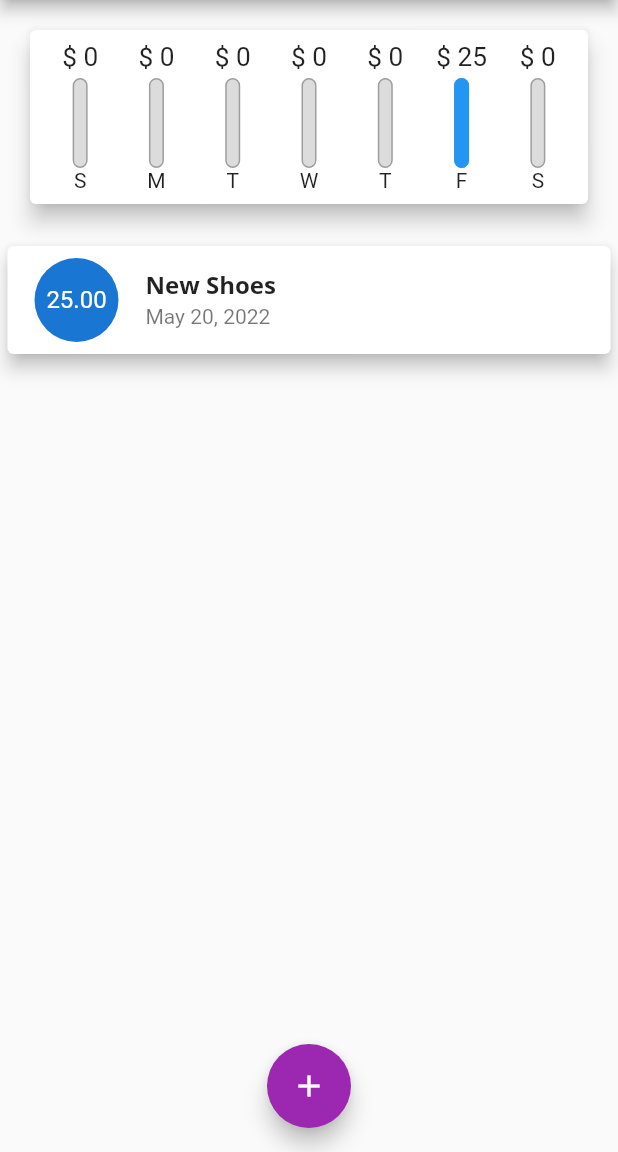
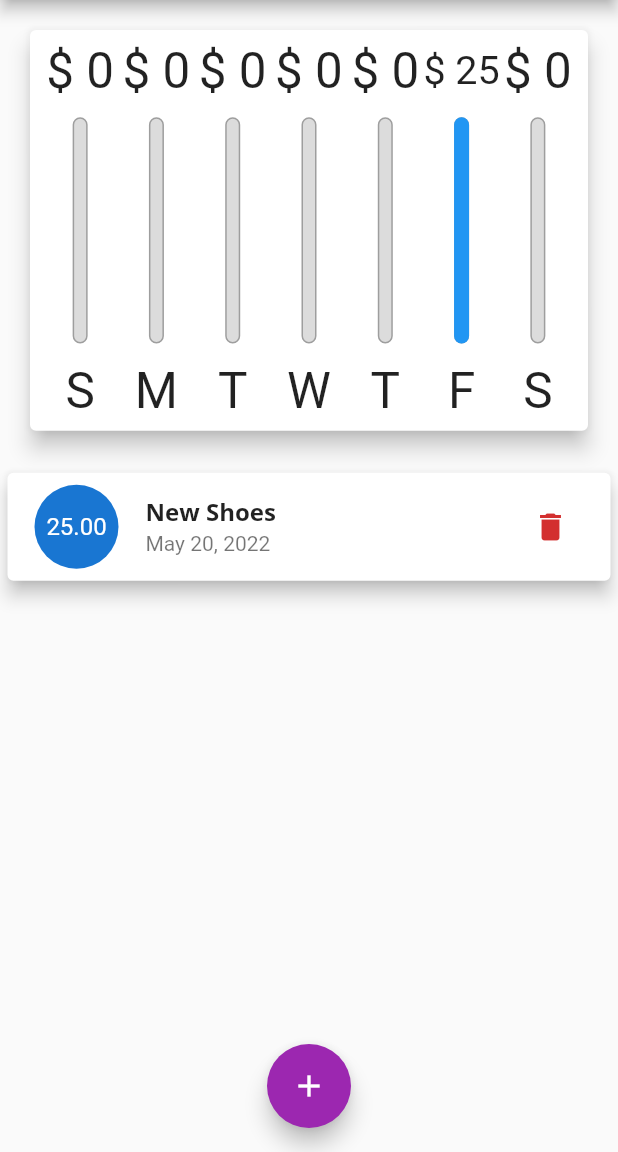
Before and after one commit to CodingEyes6/Personal-Expense-Tracker, a Flutter app: the screen it shows after launch, on a phone screen of 412 x 824 dp, the part 84-1236 px from its top. Run offline on Flutter 3.47's test engine with Material 2 defaults, Android fonts, the phone set to English and light mode, and no system bars; missing offline and left inert: dart:ffi.

Commit message:
make app responsive

```diff
--- a/lib/main.dart
+++ b/lib/main.dart
@@ -1,52 +1,21 @@
-
 import 'package:flutter/material.dart';
+import 'package:flutter/services.dart';
 import './widgets/transaction_list.dart';
 import './widgets/new_transaction.dart';
 import './models/transaction.dart';
 import './widgets/chart.dart';
 
 void main() {
-  runApp(MyApp());
+
+  // block landsace mode
+  // WidgetsFlutterBinding.ensureInitialized();
+  // SystemChrome.setPreferredOrientations(
+  //   [DeviceOrientation.portraitUp, DeviceOrientation.portraitDown],
+  // );
+  runApp(App());
 }
 
-class MyApp extends StatefulWidget {
-  @override
-  State<MyApp> createState() => _MyAppState();
-}
-
-class _MyAppState extends State<MyApp> {
-  final List<Transaction> _userTransactions = [
-    Transaction(id: "t1", title: "New Shoes", amount: 25, date: DateTime.now().subtract(const Duration(days: 1))),
-    // Transaction(
-    //     id: "t2", title: "Weekly Groceries", amount: 90, date: DateTime.now()),
-  ];
-  void _addTransaction(String title, double amount) {
-
-
-
-    setState(() {
-      Transaction tx = Transaction(
-          id: "1", title: title, amount: amount, date: DateTime.now());
-      _userTransactions.add(tx);
-    });
-  }
-
-  List<Transaction> get _recentTransaction{
-    return _userTransactions.where((tx){
-      return tx.date.isAfter(DateTime.now().subtract(const Duration(days: 7)));
-    }).toList();
-
-  }
-
-  void _startAddNewTransaction(BuildContext ctx) {
-
-    showModalBottomSheet(
-        context: ctx,
-        builder: (bCtx) {
-          return NewTransaction(_addTransaction);
-        });
-  }
-
+class App extends StatelessWidget {
   @override
   Widget build(BuildContext context) {
     return MaterialApp(
@@ -70,23 +39,75 @@ class _MyAppState extends State<MyApp> {
           fontFamily: "OpenSans",
           fontWeight: FontWeight.bold,
           fontSize: 20.0,
-             )
-            ),
+        )),
         textTheme: ThemeData.light().textTheme.copyWith(
               headline6: const TextStyle(
                   fontFamily: 'OpenSans',
                   fontSize: 16.0,
-                fontWeight: FontWeight.bold
-              ),
-              button: const TextStyle(
-                color: Colors.white
+                  fontWeight: FontWeight.bold),
+              button:
+                  const TextStyle(color: Colors.white, fontFamily: 'QuickSand'),
             ),
       ),
-      ),
-      home: Scaffold(
-        // backgroundColor: Colors.green,
+      home: MyApp(),
+    );
+  }
+}
 
-        appBar: AppBar(
+class MyApp extends StatefulWidget {
+  @override
+  State<MyApp> createState() => _MyAppState();
+}
+
+class _MyAppState extends State<MyApp> {
+  final List<Transaction> _userTransactions = [
+    Transaction(
+        id: "t1",
+        title: "New Shoes",
+        amount: 25,
+        date: DateTime.now().subtract(const Duration(days: 1))),
+    // Transaction(
+    //     id: "t2", title: "Weekly Groceries", amount: 90, date: DateTime.now()),
+  ];
+  void _addTransaction(String title, double amount, DateTime date) {
+    setState(() {
+      Transaction tx = Transaction(
+          id: DateTime.now().toString(),
+          title: title,
+          amount: amount,
+          date: date);
+      _userTransactions.add(tx);
+    });
+  }
+bool _showChart = false;
+  void deleteTransaction(String id) {
+    setState(() {
+      _userTransactions.removeWhere((element) {
+        return element.id == id;
+      });
+    });
+  }
+
+  List<Transaction> get _recentTransaction {
+    return _userTransactions.where((tx) {
+      return tx.date.isAfter(DateTime.now().subtract(const Duration(days: 7)));
+    }).toList();
+  }
+
+  void _startAddNewTransaction(BuildContext ctx) {
+    showModalBottomSheet(
+        context: ctx,
+        builder: (bCtx) {
+          return NewTransaction(_addTransaction);
+        });
+  }
+
+  @override
+  Widget build(BuildContext context) {
+
+ final isLandScape = MediaQuery.of(context).orientation == Orientation.landscape;
+
+    final appBar = AppBar(
       actions: [
         // IconButton(
         //     onPressed: () => _startAddNewTransaction(context),
@@ -105,12 +126,52 @@ class _MyAppState extends State<MyApp> {
         //   fontWeight: FontWeight.w700
         // ),
       ),
+    );
+final txListCode =  Container(
+              height: (MediaQuery.of(context).size.height -
+                      appBar.preferredSize.height -
+                      MediaQuery.of(context).padding.top) *
+                  0.6,
+              child: TransactionList(
+                transactions: _userTransactions,
+                deleteTransaction: deleteTransaction,
               ),
+            );
+    return Scaffold(
+      // backgroundColor: Colors.green,
+
+      appBar: appBar,
       body: SingleChildScrollView(
         child: Column(
           children: [
-              Chart(_recentTransaction),
-              TransactionList(transactions: _userTransactions)
+            Row(
+              mainAxisAlignment: MainAxisAlignment.center,
+              children: [
+                if(isLandScape)
+                const Text('Show chart'),
+                if(isLandScape) Switch(value: _showChart, onChanged: (value){
+                  setState(() {
+                    _showChart = value;
+                  });
+                })
+              ],
+            ),
+            if(!isLandScape) Container(
+              height: (MediaQuery.of(context).size.height -
+                      appBar.preferredSize.height -
+                      MediaQuery.of(context).padding.top) *
+                  0.4,
+              child: Chart(_recentTransaction),
+            ),
+            if(!isLandScape) txListCode,
+          if(isLandScape) _showChart ? Container(
+              height: (MediaQuery.of(context).size.height -
+                      appBar.preferredSize.height -
+                      MediaQuery.of(context).padding.top) *
+                  0.7,
+              child: Chart(_recentTransaction),
+            ) : txListCode
+
           ],
         ),
       ),
@@ -120,10 +181,10 @@ class _MyAppState extends State<MyApp> {
                 child: const Icon(Icons.add),
               )),
       floatingActionButtonLocation: FloatingActionButtonLocation.centerFloat,
-      ),
-      debugShowCheckedModeBanner: false,
     );
   }
+
+
 
   // Widget showChart() {
   //   return Container(
--- a/lib/widgets/chart.dart
+++ b/lib/widgets/chart.dart
@@ -44,7 +44,7 @@ class Chart extends StatelessWidget {
 
   @override
   Widget build(BuildContext context) {
-    print(DateTime.now());
+
     return Card(
 
       elevation: 6,
--- a/lib/widgets/chart_bar.dart
+++ b/lib/widgets/chart_bar.dart
@@ -12,19 +12,20 @@ class ChartBar extends StatelessWidget {
 
   @override
   Widget build(BuildContext context) {
+    return LayoutBuilder(builder: (ctx, constraints) {
       return Column(
         children: [
           SizedBox(
-          height: 20,
+            height: constraints.maxHeight * 0.15,
             child: FittedBox(
               child: Text('\$ ${spendingAmount.toStringAsFixed(0)}'),
             ),
           ),
-        const SizedBox(
-          height: 4,
+          SizedBox(
+            height: constraints.maxHeight * 0.05,
           ),
           Container(
-          height: 60,
+            height: constraints.maxHeight * 0.6,
             width: 10,
             child: Stack(
               children: [
@@ -47,8 +48,15 @@ class ChartBar extends StatelessWidget {
               ],
             ),
           ),
-        Text(label),
+          SizedBox(
+            height: constraints.maxHeight * 0.05,
+          ),
+          Container(
+            height: constraints.maxHeight * 0.15,
+            child: FittedBox(child: Text(label)),
+          ),
         ],
       );
+    });
   }
 }
--- a/lib/widgets/transaction_list.dart
+++ b/lib/widgets/transaction_list.dart
@@ -4,19 +4,22 @@ import 'package:intl/intl.dart';
 
 class TransactionList extends StatelessWidget {
   final List<Transaction> transactions;
-  const TransactionList({required this.transactions});
+  final Function deleteTransaction;
+  const TransactionList(
+      {required this.transactions, required this.deleteTransaction});
 
   @override
   Widget build(BuildContext context) {
     return (transactions.isNotEmpty)
         ? SizedBox(
-            height: 300,
+
             child: ListView.builder(
               physics: const BouncingScrollPhysics(),
               itemBuilder: (ctx, index) {
                 return Card(
                   elevation: 5,
-                  margin: const EdgeInsets.symmetric(vertical: 8,horizontal: 5),
+                  margin:
+                      const EdgeInsets.symmetric(vertical: 8, horizontal: 5),
                   child: ListTile(
                     leading: CircleAvatar(
                       radius: 30,
@@ -33,7 +36,13 @@ class TransactionList extends StatelessWidget {
                       transactions[index].title,
                       style: Theme.of(context).textTheme.headline6,
                     ),
-                    subtitle: Text(DateFormat.yMMMd().format(transactions[index].date)),
+                    subtitle: Text(
+                        DateFormat.yMMMd().format(transactions[index].date)),
+                    trailing: IconButton(
+                      icon: const Icon(Icons.delete),
+                      onPressed: () => deleteTransaction(transactions[index].id),
+                      color: Theme.of(context).errorColor,
+                    ),
                   ),
                 );
                 // children: transactions.map((tx) {
@@ -44,22 +53,28 @@ class TransactionList extends StatelessWidget {
               itemCount: transactions.length,
             ),
           )
-        : Column(children: [
-            Text(
+        : LayoutBuilder(builder: (ctx,constarints){
+          return   Column(children: [
+              Container(
+                height: constarints.maxHeight * 0.20,
+                child: Text(
                   "We have no transactions yet",
                   style: Theme.of(context).textTheme.headline6,
                 ),
-            const SizedBox(
-              height: 15.0,
+              ),
+               SizedBox(
+                height: constarints.maxHeight * 0.05,
               ),
               SizedBox(
                 child: Image.asset(
                   "assets/images/waiting.png",
                   fit: BoxFit.cover,
                 ),
-              height: 300,
+                height: constarints.maxHeight * 0.45,
               ),
             ]);
+        });
+
   }
 
   //  Widget userTransactionsList() {
```
Also changed, not shown: lib/widgets/new_transaction.dart (+48 -12 lines), pubspec.lock, 1 other file. Lines whose indentation alone changed are shown as unchanged.
